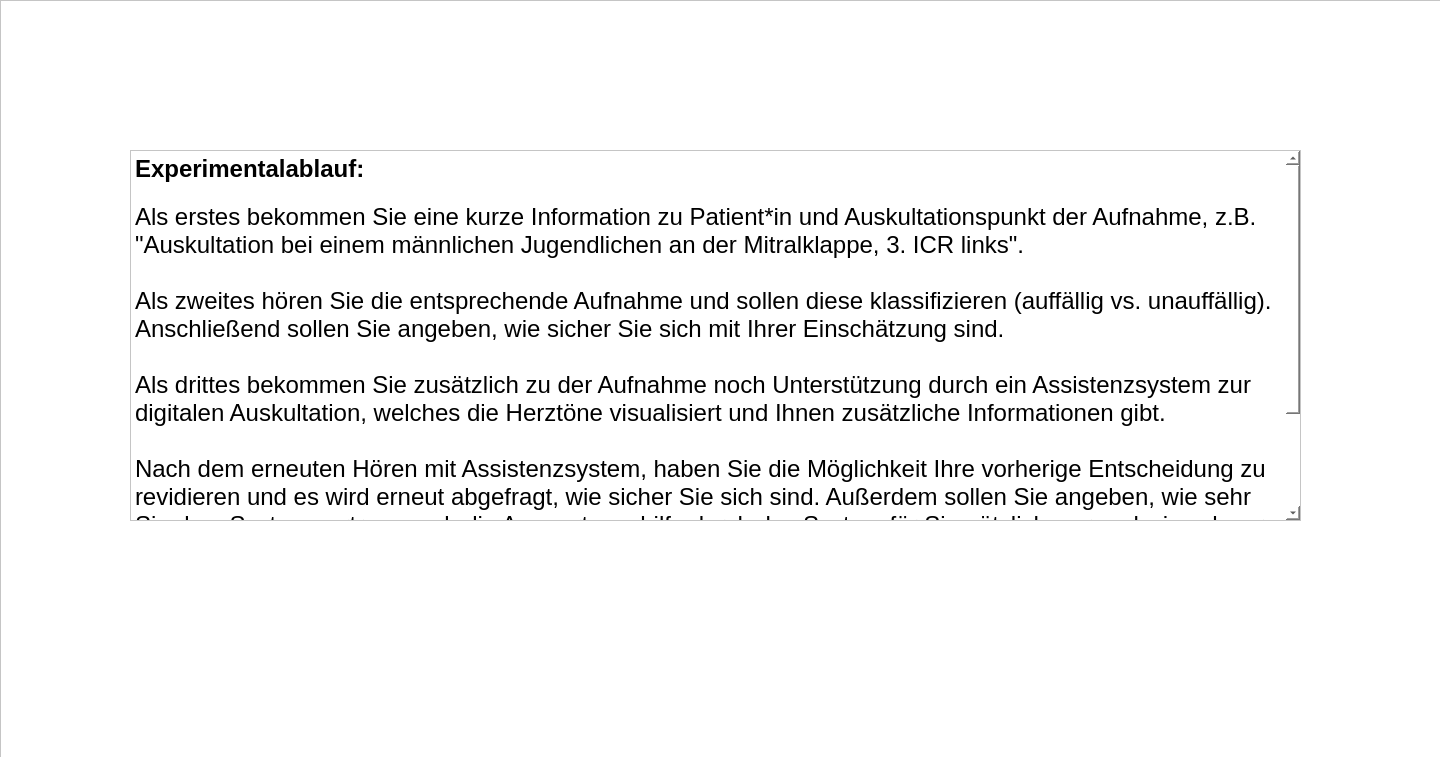
Qt form forms/instructions2.ui (IKI-Lab/auscultation_AI_noise_exp) before a commit.
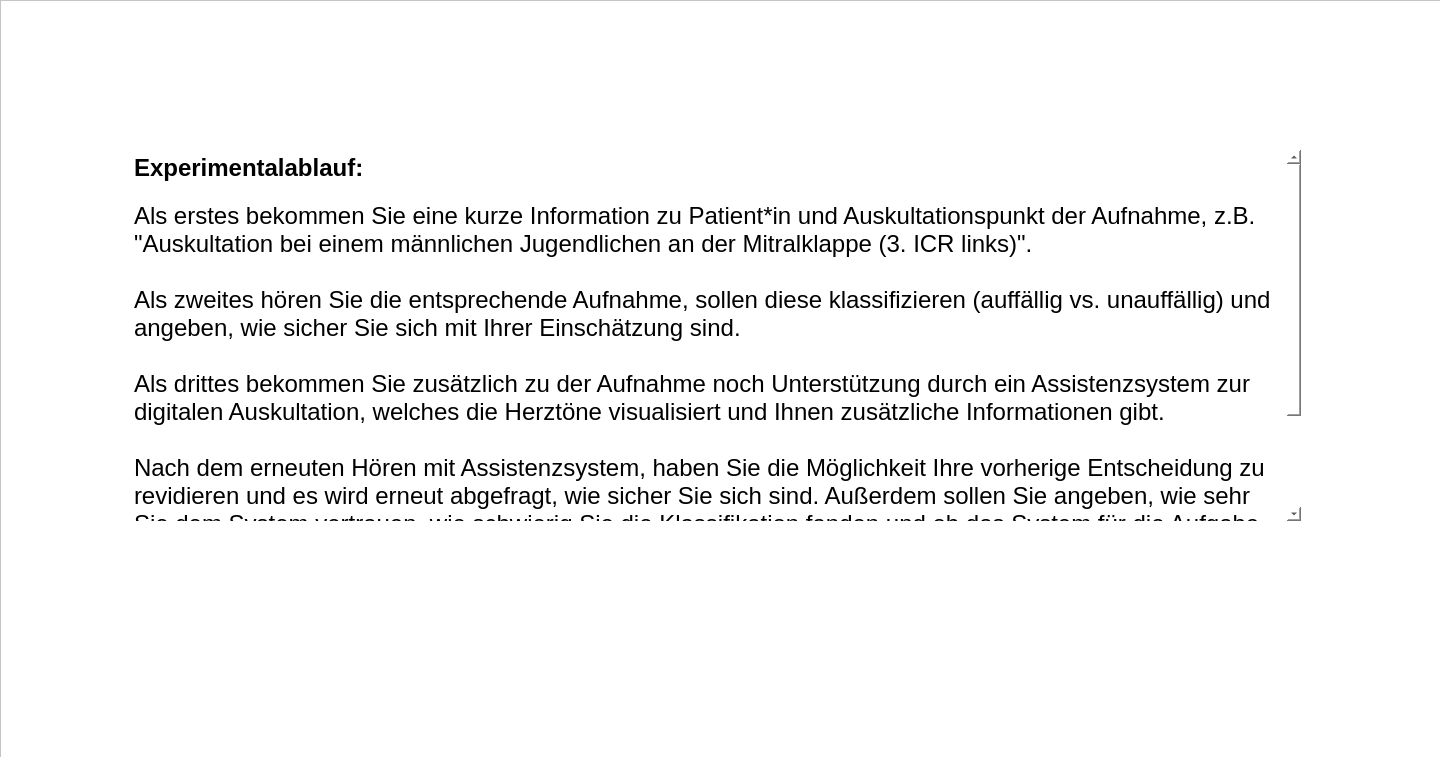
The same form after that commit.

Commit message: Instruktionen bearbeitet, 2 neue files und Layout Anpassungen

What changed in the file:
```diff
--- a/forms/instructions2.ui
+++ b/forms/instructions2.ui
@@ -68,6 +68,9 @@
       <height>371</height>
      </rect>
     </property>
+    <property name="frameShape">
+     <enum>QFrame::NoFrame</enum>
+    </property>
     <property name="html">
      <string>&lt;!DOCTYPE HTML PUBLIC &quot;-//W3C//DTD HTML 4.0//EN&quot; &quot;http://www.w3.org/TR/REC-html40/strict.dtd&quot;&gt;
 &lt;html&gt;&lt;head&gt;&lt;meta name=&quot;qrichtext&quot; content=&quot;1&quot; /&gt;&lt;style type=&quot;text/css&quot;&gt;
@@ -75,12 +78,11 @@
 &lt;/style&gt;&lt;/head&gt;&lt;body style=&quot; font-family:'.AppleSystemUIFont'; font-size:13pt; font-weight:400; font-style:normal;&quot;&gt;
 &lt;p style=&quot; margin-top:0px; margin-bottom:0px; margin-left:0px; margin-right:0px; -qt-block-indent:0; text-indent:0px;&quot;&gt;&lt;span style=&quot; font-family:'Helvetica Neue'; font-size:18pt; font-weight:600;&quot;&gt;Experimentalablauf:&lt;/span&gt;&lt;/p&gt;
 &lt;p style=&quot;-qt-paragraph-type:empty; margin-top:0px; margin-bottom:0px; margin-left:0px; margin-right:0px; -qt-block-indent:0; text-indent:0px;&quot;&gt;&lt;br /&gt;&lt;/p&gt;
-&lt;p style=&quot; margin-top:0px; margin-bottom:0px; margin-left:0px; margin-right:0px; -qt-block-indent:0; text-indent:0px;&quot;&gt;&lt;span style=&quot; font-family:'Helvetica Neue'; font-size:18pt;&quot;&gt;Als erstes bekommen Sie eine kurze Information zu Patient*in und Auskultationspunkt der Aufnahme, z.B. &amp;quot;Auskultation bei einem männlichen Jugendlichen an der Mitralklappe, 3. ICR links&amp;quot;.&lt;/span&gt;&lt;/p&gt;
+&lt;p style=&quot; margin-top:0px; margin-bottom:0px; margin-left:0px; margin-right:0px; -qt-block-indent:0; text-indent:0px;&quot;&gt;&lt;span style=&quot; font-family:'Helvetica Neue'; font-size:18pt;&quot;&gt;Als erstes bekommen Sie eine kurze Information zu Patient*in und Auskultationspunkt der Aufnahme, z.B. &amp;quot;Auskultation bei einem männlichen Jugendlichen an der Mitralklappe (3. ICR links)&amp;quot;.&lt;/span&gt;&lt;/p&gt;
 &lt;p style=&quot;-qt-paragraph-type:empty; margin-top:0px; margin-bottom:0px; margin-left:0px; margin-right:0px; -qt-block-indent:0; text-indent:0px; font-family:'Helvetica Neue'; font-size:18pt;&quot;&gt;&lt;br /&gt;&lt;/p&gt;
-&lt;p style=&quot; margin-top:0px; margin-bottom:0px; margin-left:0px; margin-right:0px; -qt-block-indent:0; text-indent:0px;&quot;&gt;&lt;span style=&quot; font-family:'Helvetica Neue'; font-size:18pt;&quot;&gt;Als zweites hören Sie die entsprechende Aufnahme und sollen diese klassifizieren (auffällig vs. unauffällig).&lt;/span&gt;&lt;/p&gt;
-&lt;p style=&quot; margin-top:0px; margin-bottom:0px; margin-left:0px; margin-right:0px; -qt-block-indent:0; text-indent:0px;&quot;&gt;&lt;span style=&quot; font-family:'Helvetica Neue'; font-size:18pt;&quot;&gt;Anschließend sollen Sie angeben, wie sicher Sie sich mit Ihrer Einschätzung sind.&lt;/span&gt;&lt;/p&gt;
+&lt;p style=&quot; margin-top:0px; margin-bottom:0px; margin-left:0px; margin-right:0px; -qt-block-indent:0; text-indent:0px;&quot;&gt;&lt;span style=&quot; font-family:'Helvetica Neue'; font-size:18pt;&quot;&gt;Als zweites hören Sie die entsprechende Aufnahme, sollen diese klassifizieren (auffällig vs. unauffällig) und angeben, wie sicher Sie sich mit Ihrer Einschätzung sind.&lt;/span&gt;&lt;/p&gt;
 &lt;p style=&quot; margin-top:0px; margin-bottom:0px; margin-left:0px; margin-right:0px; -qt-block-indent:0; text-indent:0px;&quot;&gt;&lt;span style=&quot; font-family:'Helvetica Neue'; font-size:18pt;&quot;&gt;&lt;br /&gt;Als drittes bekommen Sie zusätzlich zu der Aufnahme noch Unterstützung durch ein Assistenzsystem zur digitalen Auskultation, welches die Herztöne visualisiert und Ihnen zusätzliche Informationen gibt.&lt;/span&gt;&lt;/p&gt;
-&lt;p style=&quot; margin-top:0px; margin-bottom:0px; margin-left:0px; margin-right:0px; -qt-block-indent:0; text-indent:0px;&quot;&gt;&lt;span style=&quot; font-family:'Helvetica Neue'; font-size:18pt;&quot;&gt;&lt;br /&gt;Nach dem erneuten Hören mit Assistenzsystem, haben Sie die Möglichkeit Ihre vorherige Entscheidung zu revidieren und es wird erneut abgefragt, wie sicher Sie sich sind. Außerdem sollen Sie angeben, wie sehr Sie dem System vertrauen, ob die Auswertungshilfe durch das System für Sie nützlich war und wie schwer Sie die Aufgabe fanden.&lt;/span&gt;&lt;/p&gt;
+&lt;p style=&quot; margin-top:0px; margin-bottom:0px; margin-left:0px; margin-right:0px; -qt-block-indent:0; text-indent:0px;&quot;&gt;&lt;span style=&quot; font-family:'Helvetica Neue'; font-size:18pt;&quot;&gt;&lt;br /&gt;Nach dem erneuten Hören mit Assistenzsystem, haben Sie die Möglichkeit Ihre vorherige Entscheidung zu revidieren und es wird erneut abgefragt, wie sicher Sie sich sind. Außerdem sollen Sie angeben, wie sehr Sie dem System vertrauen, wie schwierig Sie die Klassifikation fanden und ob das System für die Aufgabe nützlich war.&lt;/span&gt;&lt;/p&gt;
 &lt;p style=&quot;-qt-paragraph-type:empty; margin-top:0px; margin-bottom:0px; margin-left:0px; margin-right:0px; -qt-block-indent:0; text-indent:0px; font-family:'Helvetica Neue'; font-size:18pt;&quot;&gt;&lt;br /&gt;&lt;/p&gt;
 &lt;p style=&quot; margin-top:0px; margin-bottom:0px; margin-left:0px; margin-right:0px; -qt-block-indent:0; text-indent:0px;&quot;&gt;&lt;span style=&quot; font-family:'Helvetica Neue'; font-size:18pt;&quot;&gt;Im Folgenden erhalten Sie noch weitere Informationen über das Assistenzsystem. Lesen Sie diese bitte gründlich!&lt;/span&gt; &lt;/p&gt;&lt;/body&gt;&lt;/html&gt;</string>
     </property>
```
The commit also changes 19 other files.
